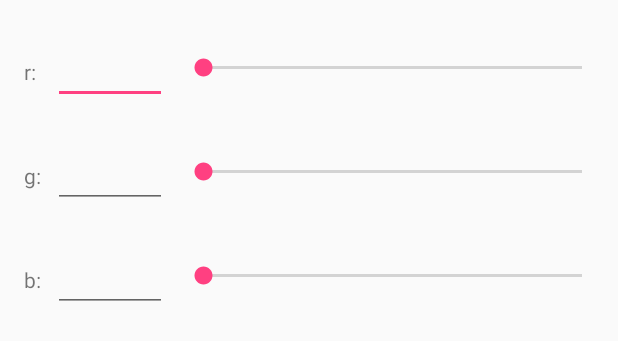
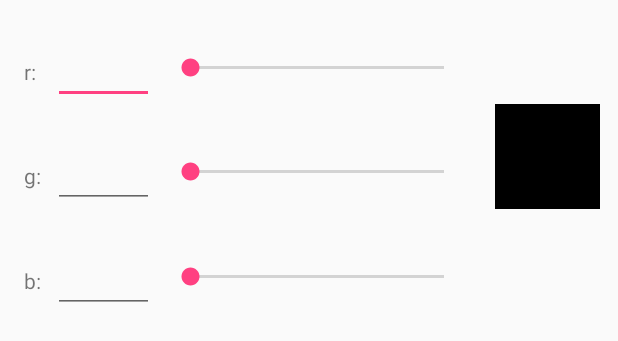
Before and after one commit to Marton6/ImageEditor, an Android app: the layout dialog_color_shift_effect.xml on its own in the app's theme, with its tools: preview values and no code run, on a phone screen of 412 x 824 dp. Shown: the top 341 px of the screen. Run offline under Robolectric (Android 15) with nearby library versions, the light colour scheme and no system bars.

Commit message:
Added color preview to ColorShiftDialog Added automatic selection clearing after effect is applied

```diff
--- a/app/src/main/java/com/marton/imageeditor/dialog/BaseDialog.java
+++ b/app/src/main/java/com/marton/imageeditor/dialog/BaseDialog.java
@@ -18,7 +18,7 @@ public abstract class BaseDialog extends DialogFragment {
         seekBar.setOnSeekBarChangeListener(new SeekBar.OnSeekBarChangeListener() {
             @Override
             public void onProgressChanged(SeekBar seekBar, int progress, boolean fromUser) {
-
+                if(!textView.getText().toString().matches(seekBar.getProgress()+""))textView.setText(seekBar.getProgress()+"");
             }
 
             @Override
@@ -28,10 +28,10 @@ public abstract class BaseDialog extends DialogFragment {
 
             @Override
             public void onStopTrackingTouch(SeekBar seekBar) {
-                if(!textView.getText().toString().matches(seekBar.getProgress()+""))textView.setText(seekBar.getProgress()+"");
             }
         });
 
+        textView.setSelectAllOnFocus(true);
         textView.setOnEditorActionListener(new TextView.OnEditorActionListener() {
             @Override
             public boolean onEditorAction(TextView v, int actionId, KeyEvent event) {
--- a/app/src/main/java/com/marton/imageeditor/task/ApplyEffectTask.java
+++ b/app/src/main/java/com/marton/imageeditor/task/ApplyEffectTask.java
@@ -34,6 +34,7 @@ public class ApplyEffectTask extends AsyncTask<Effect, Void, Boolean> {
     @Override
     protected Boolean doInBackground(Effect... effects) {
         effects[0].apply(selection, pixels, w, h);
+        layer.getSelection().clear();
         return true;
     }
 
--- a/app/src/main/res/layout/dialog_color_shift_effect.xml
+++ b/app/src/main/res/layout/dialog_color_shift_effect.xml
@@ -5,7 +5,7 @@
     android:layout_height="match_parent"
     android:layout_marginLeft="8dp"
     android:orientation="horizontal"
-    android:columnCount="3"
+    android:columnCount="4"
     >
 
     <TextView
@@ -109,4 +109,18 @@
         android:layout_marginTop="36dp"
         android:layout_row="2"
         android:max="255" />
+
+    <View
+        android:id="@+id/colorBox"
+        android:layout_width="70dp"
+        android:layout_height="70dp"
+        android:layout_column="3"
+        android:layout_marginBottom="0dp"
+        android:layout_marginEnd="12dp"
+        android:layout_marginStart="10dp"
+        android:layout_marginTop="0dp"
+        android:layout_row="1"
+        android:layout_rowSpan="1"
+        android:background="@android:color/black" />
+
 </GridLayout>
```
Also changed, not shown: app/src/main/java/com/marton/imageeditor/dialog/ColorShiftDialog.java (+60 -3 lines).
